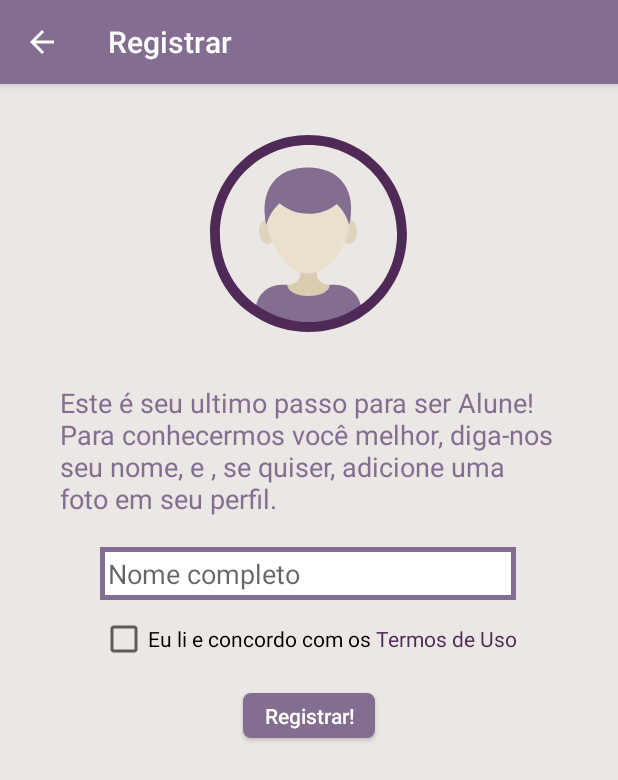
After one commit to mamodo123/alune_android, an Android app: the Register_2 screen opened directly, with no data from a screen before it, on a phone screen of 412 x 824 dp. The commit adds this screen. Shown: the top 780 px of the screen. Run offline under Robolectric (Android 15) with nearby library versions, the phone set to English and light mode, and no system bars; our stand-ins replace ButterKnife; pictures from the network do not load; 1 statement that could not run was skipped.

Commit message:
register_2

```diff
--- a/app/src/main/AndroidManifest.xml
+++ b/app/src/main/AndroidManifest.xml
@@ -15,7 +15,8 @@
         android:roundIcon="@drawable/ic_logo_rounded"
         android:supportsRtl="true"
         android:theme="@style/AppTheme">
-        <activity android:name=".menu.login.registrar.Register_1"></activity>
+        <activity android:name=".menu.login.registrar.Register_2"/>
+        <activity android:name=".menu.login.registrar.Register_1" />
         <activity android:name=".menu.login.registrar.Registrar_2_matricula_pass" />
 
         <service
--- a/app/src/main/java/br/com/tibalt/tibalt/menu/login/Login.java
+++ b/app/src/main/java/br/com/tibalt/tibalt/menu/login/Login.java
@@ -4,7 +4,6 @@ import android.content.Intent;
 import android.os.Bundle;
 import android.support.annotation.NonNull;
 import android.support.v7.app.AppCompatActivity;
-import android.util.Log;
 import android.view.View;
 import android.widget.EditText;
 import android.widget.Toast;
@@ -34,7 +33,6 @@ import java.util.Map;
 import br.com.tibalt.tibalt.MainActivity;
 import br.com.tibalt.tibalt.R;
 import br.com.tibalt.tibalt.menu.login.registrar.Register_1;
-import br.com.tibalt.tibalt.menu.login.registrar.Registrar_1_email_or_external;
 import br.com.tibalt.tibalt.utilitarios.DbCollections;
 import br.com.tibalt.tibalt.utilitarios.Validate;
 import butterknife.BindView;
--- a/app/src/main/java/br/com/tibalt/tibalt/menu/login/registrar/Register_1.java
+++ b/app/src/main/java/br/com/tibalt/tibalt/menu/login/registrar/Register_1.java
@@ -168,10 +168,9 @@ public class Register_1 extends AppCompatActivity {
             public void onComplete(@NonNull Task<SignInMethodQueryResult> task) {
                 if (task.isSuccessful()) {
                     if (task.getResult().getSignInMethods().isEmpty()) {
-                        //TODO
-                        // Intent intent = new Intent(Register_1.class, Register_2.class);
-                        // intent.putExtras(bundle);
-                        // startActivity(intent);
+                         Intent intent = new Intent(Register_1.this, Register_2.class);
+                         intent.putExtras(bundle);
+                         startActivity(intent);
                     } else {
                        ed_email.setError("Este email já esta associado à uma conta!");
                     }
--- /dev/null
+++ b/app/src/main/java/br/com/tibalt/tibalt/menu/login/registrar/Register_2.java
@@ -0,0 +1,49 @@
+package br.com.tibalt.tibalt.menu.login.registrar;
+
+import android.os.Bundle;
+import android.support.v7.app.AppCompatActivity;
+import android.widget.EditText;
+import android.widget.FrameLayout;
+import android.widget.ImageView;
+
+import com.bumptech.glide.Glide;
+import com.bumptech.glide.load.engine.DiskCacheStrategy;
+import com.bumptech.glide.request.RequestOptions;
+
+import br.com.tibalt.tibalt.R;
+import butterknife.BindView;
+import butterknife.ButterKnife;
+
+public class Register_2 extends AppCompatActivity {
+
+    @BindView(R.id.iv_profile)
+    ImageView iv_profile;
+    @BindView(R.id.et_name)
+    EditText et_registrar;
+    @BindView(R.id.fl_picture)
+    FrameLayout fl_picture;
+
+    boolean facebook;
+
+    @Override
+    protected void onCreate(Bundle savedInstanceState) {
+        super.onCreate(savedInstanceState);
+        setContentView(R.layout.activity_register_2);
+
+        ButterKnife.bind(this);
+
+        getSupportActionBar().setDisplayHomeAsUpEnabled(true);
+        setTitle("Registrar");
+
+        Bundle bundle = getIntent().getExtras();
+        facebook = bundle.getBoolean("facebook", false);
+
+        if (facebook) {
+            String picture = bundle.getString("picture");
+            Glide.with(this).load(picture).diskCacheStrategy(DiskCacheStrategy.RESOURCE).apply(RequestOptions.circleCropTransform()).into(iv_profile);
+            String name = bundle.getString("name");
+            et_registrar.setText(name);
+            fl_picture.setBackgroundResource(R.drawable.photo_circle);
+        }
+    }
+}
--- /dev/null
+++ b/app/src/main/res/drawable/ic_default_user.xml
@@ -0,0 +1,9 @@
+<vector android:height="24dp" android:viewportHeight="1024"
+    android:viewportWidth="1024" android:width="24dp" xmlns:android="http://schemas.android.com/apk/res/android">
+    <path android:fillColor="#EBE7E4" android:pathData="M512,86.4C272,86.4 86.4,275.2 86.4,512c0,153.6 80,288 201.6,364.8 64,41.6 140.8,64 224,64s160,-22.4 224,-64c121.6,-73.6 201.6,-211.2 201.6,-364.8 0,-236.8 -188.8,-425.6 -425.6,-425.6z"/>
+    <path android:fillColor="#DACDAF" android:pathData="M550.4,700.8c0,-28.8 6.4,-51.2 6.4,-51.2h-89.6s6.4,19.2 6.4,51.2c0,22.4 -22.4,44.8 -57.6,44.8v57.6h192v-57.6c-35.2,0 -57.6,-22.4 -57.6,-44.8z"/>
+    <path android:fillColor="#E0D4BF" android:pathData="M313.6,451.2c-19.2,3.2 -32,32 -25.6,60.8 3.2,28.8 22.4,51.2 41.6,48s32,-32 25.6,-60.8c-3.2,-32 -22.4,-51.2 -41.6,-48zM707.2,451.2c-19.2,-3.2 -38.4,16 -41.6,48 -3.2,28.8 6.4,57.6 25.6,60.8 19.2,3.2 38.4,-16 41.6,-48 3.2,-28.8 -9.6,-57.6 -25.6,-60.8z"/>
+    <path android:fillColor="#E9E1CE" android:pathData="M512,211.2c-144,0 -208,99.2 -195.2,220.8 0,12.8 3.2,25.6 6.4,41.6 22.4,108.8 92.8,220.8 188.8,220.8 96,0 166.4,-112 188.8,-220.8 3.2,-12.8 3.2,-28.8 3.2,-41.6 16,-121.6 -48,-220.8 -192,-220.8z"/>
+    <path android:fillColor="#836E91" android:pathData="M704,432c0,12.8 -3.2,25.6 -6.4,41.6 -12.8,-44.8 -35.2,-76.8 -57.6,-96 -32,28.8 -80,44.8 -128,44.8 -51.2,0 -99.2,-19.2 -131.2,-48 -22.4,19.2 -48,51.2 -60.8,99.2 -3.2,-12.8 -6.4,-28.8 -6.4,-41.6 -12.8,-121.6 51.2,-220.8 195.2,-220.8s211.2,99.2 195.2,220.8zM512,934.4c-89.6,0 -240,-73.6 -240,-73.6 0,-64 51.2,-115.2 118.4,-115.2h25.6v3.2c0,25.6 44.8,48 96,48 54.4,0 96,-22.4 96,-48v-3.2h25.6c64,0 118.4,51.2 118.4,115.2 0,0 -150.4,73.6 -240,73.6z"/>
+    <path android:fillColor="#4F2A57" android:pathData="M512,960c-83.2,0 -166.4,-22.4 -236.8,-67.2C137.6,812.8 64,668.8 64,512 64,265.6 262.4,64 512,64s448,201.6 448,448c0,156.8 -80,300.8 -214.4,384 -70.4,41.6 -153.6,64 -233.6,64zM512,108.8C288,108.8 108.8,288 108.8,512c0,140.8 70.4,268.8 192,342.4 64,38.4 137.6,60.8 211.2,60.8s147.2,-19.2 211.2,-60.8c121.6,-73.6 192,-201.6 192,-342.4C912,288 736,108.8 512,108.8z"/>
+</vector>
--- a/app/src/main/res/layout/activity_login.xml
+++ b/app/src/main/res/layout/activity_login.xml
@@ -5,7 +5,7 @@
     android:layout_width="match_parent"
     android:layout_height="match_parent"
     tools:context=".menu.login.Login"
-    android:background="@color/colorAccent">
+    android:background="@color/alune_gray">
 
         <RelativeLayout
             android:layout_width="match_parent"
--- a/app/src/main/res/layout/activity_register_1.xml
+++ b/app/src/main/res/layout/activity_register_1.xml
@@ -4,7 +4,7 @@
     xmlns:tools="http://schemas.android.com/tools"
     android:layout_width="match_parent"
     android:layout_height="match_parent"
-    android:background="@color/colorAccent">
+    android:background="@color/alune_gray">
 
     <ImageView
         android:id="@+id/logo"
@@ -67,8 +67,8 @@
             android:layout_width="wrap_content"
             android:layout_height="wrap_content"
             android:text="ou"
-            android:padding="20dp"
-            android:textColor="#000"/>
+            android:layout_margin="20dp"
+            android:textColor="@color/colorPrimary"/>
 
         <com.facebook.login.widget.LoginButton
             android:id="@+id/bt_facebook"
--- /dev/null
+++ b/app/src/main/res/layout/activity_register_2.xml
@@ -0,0 +1,81 @@
+<?xml version="1.0" encoding="utf-8"?>
+<LinearLayout xmlns:android="http://schemas.android.com/apk/res/android"
+    xmlns:app="http://schemas.android.com/apk/res-auto"
+    xmlns:tools="http://schemas.android.com/tools"
+    android:layout_width="match_parent"
+    android:layout_height="match_parent"
+    tools:context=".menu.login.registrar.Register_2"
+    android:orientation="vertical"
+    android:gravity="center_horizontal"
+    android:background="@color/alune_gray">
+
+    <FrameLayout
+        android:id="@+id/fl_picture"
+        android:layout_width="160dp"
+        android:layout_height="160dp"
+        android:layout_marginTop="20dp">
+        <ImageView
+            android:id="@+id/iv_profile"
+            android:layout_width="150dp"
+            android:layout_height="150dp"
+            app:srcCompat="@drawable/ic_default_user"
+            android:layout_gravity="center"/>
+    </FrameLayout>
+
+    <TextView
+        android:layout_width="wrap_content"
+        android:layout_height="wrap_content"
+        android:layout_marginStart="40dp"
+        android:layout_marginEnd="40dp"
+        android:layout_marginTop="20dp"
+        android:text="Este é seu ultimo passo para ser Alune!\nPara conhecermos você melhor, diga-nos seu nome, e , se quiser, adicione uma foto em seu perfil."
+        android:textColor="@color/colorPrimary"
+        android:textSize="18sp"/>
+
+    <LinearLayout
+        android:layout_width="wrap_content"
+        android:layout_height="wrap_content"
+        android:orientation="vertical"
+        android:layout_marginTop="20dp">
+
+        <EditText
+            android:id="@+id/et_name"
+            android:layout_width="wrap_content"
+            android:layout_height="wrap_content"
+            android:ems="13"
+            android:background="@drawable/edit_border"
+            android:padding="5dp"
+            android:hint="Nome completo"
+            android:inputType="textCapWords"
+            android:layout_gravity="center"/>
+
+        <LinearLayout
+            android:layout_width="wrap_content"
+            android:layout_height="wrap_content"
+            android:layout_marginTop="10dp">
+            <CheckBox
+                android:id="@+id/cb_terms"
+                android:layout_width="wrap_content"
+                android:layout_height="wrap_content"
+                android:text="Eu li e concordo com os "/>
+            <TextView
+                android:id="@+id/tv_terms"
+                android:layout_width="wrap_content"
+                android:layout_height="wrap_content"
+                android:text="Termos de Uso"
+                android:textColor="@color/colorPrimaryDark" />
+        </LinearLayout>
+
+    </LinearLayout>
+
+    <Button
+        android:id="@+id/registrar"
+        android:layout_width="wrap_content"
+        android:layout_height="30dp"
+        android:background="@drawable/rounded_button_primary"
+        android:text="Registrar!"
+        android:textColor="#fff"
+        android:layout_marginTop="20dp"
+        android:textAllCaps="false"/>
+
+</LinearLayout>
--- a/app/src/main/res/layout/fragment_frag_abas.xml
+++ b/app/src/main/res/layout/fragment_frag_abas.xml
@@ -16,7 +16,7 @@
         android:minHeight="?attr/actionBarSize"
         app:tabGravity="fill"
         app:tabTextColor="#000000"
-        app:tabSelectedTextColor="@color/colorAccent"/>
+        app:tabSelectedTextColor="@color/alune_gray"/>
 
     <android.support.v4.view.ViewPager
         android:id="@+id/pager"
--- a/app/src/main/res/values/colors.xml
+++ b/app/src/main/res/values/colors.xml
@@ -2,5 +2,7 @@
 <resources>
     <color name="colorPrimary">#836E91</color>
     <color name="colorPrimaryDark">#4F2A57</color>
-    <color name="colorAccent">#EBE7E4</color>
+    <color name="colorAccent">#9B24AB</color>
+
+    <color name="alune_gray">#EBE7E4</color>
 </resources>
```
